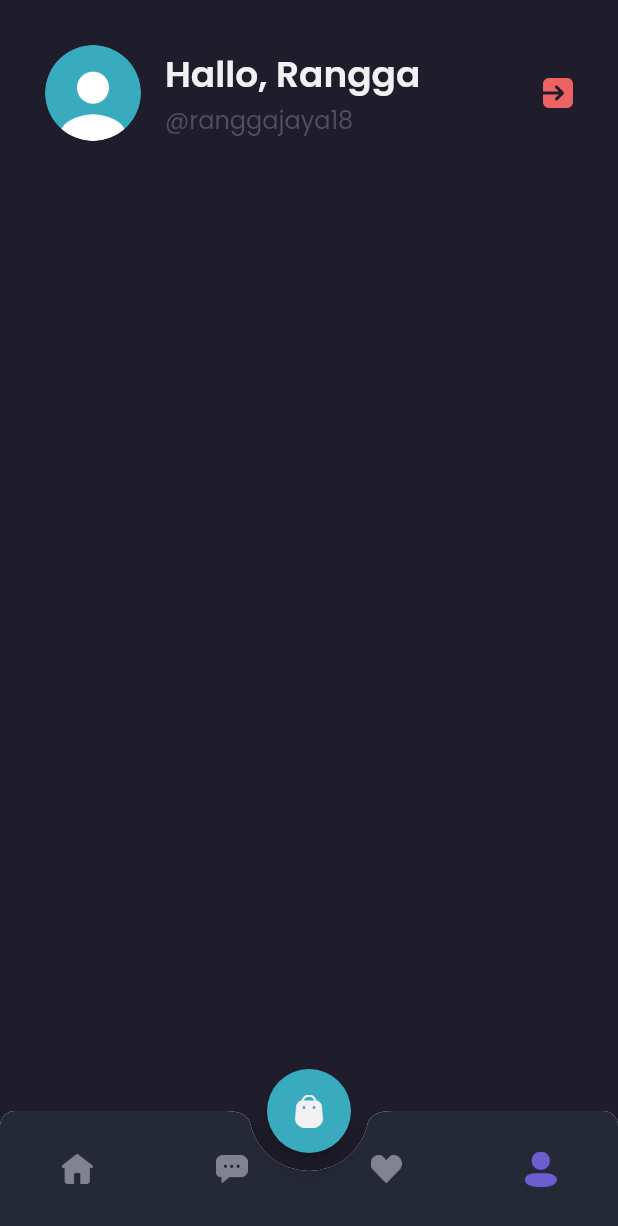
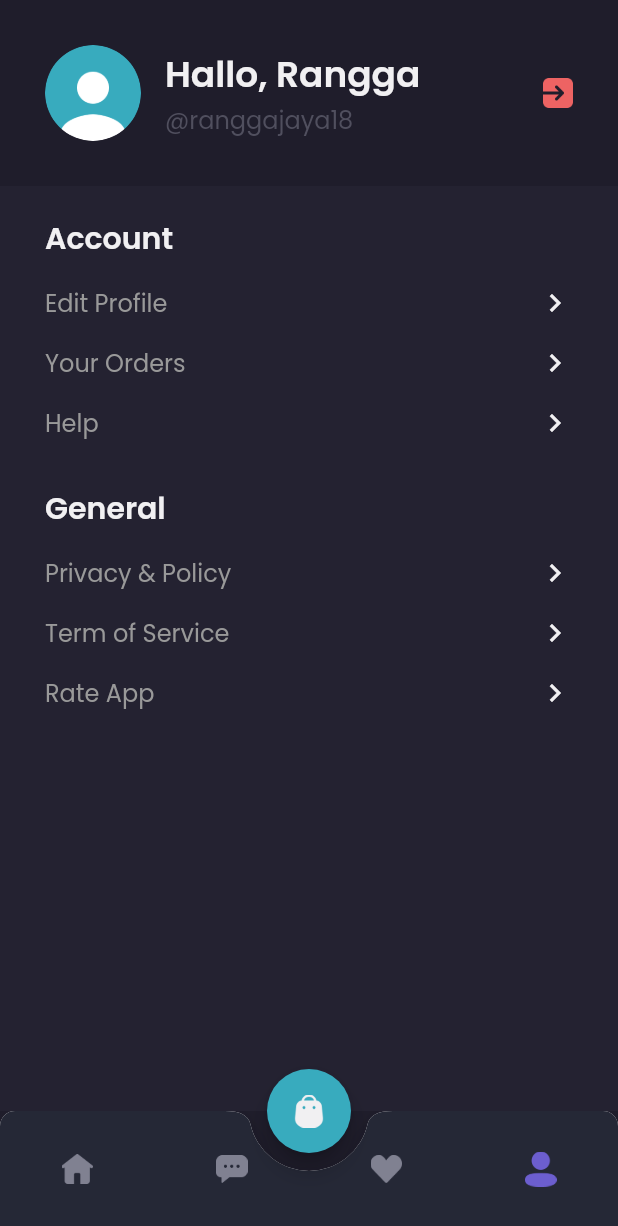
Before and after one commit to ranggajaya/king-frontend, a Flutter app: the MainScreen screen opened by its route, item 4 of the bottom bar chosen, on a phone screen of 412 x 824 dp. Shown: the top 1226 px of the screen. Run offline on Flutter 3.47's test engine with Material 2 defaults, Android fonts, the phone set to English and light mode, and no system bars; our stand-ins replace google_fonts.

Commit message:
Profile commit

```diff
--- a/lib/main.dart
+++ b/lib/main.dart
@@ -1,5 +1,6 @@
 import 'package:flutter/material.dart';
 import 'package:king_frontend/screens/detail_chat_screen.dart';
+import 'package:king_frontend/screens/edit_profile_screen.dart';
 import 'package:king_frontend/screens/home/main_screen.dart';
 import 'package:king_frontend/screens/sign_in_screen.dart';
 import 'package:king_frontend/screens/sign_up_screen.dart';
@@ -18,6 +19,7 @@ class MyApp extends StatelessWidget {
         '/sign-up': (context) => SignupScreen(),
         '/home': (context) => MainScreen(),
         '/chat': (context) => DetailChatScreen(),
+        'edit-profile': (context) => EditProfileScreen(),
       },
     );
   }
--- a/lib/screens/home/profile_screen.dart
+++ b/lib/screens/home/profile_screen.dart
@@ -2,6 +2,8 @@ import 'package:flutter/material.dart';
 import 'package:king_frontend/themes/theme.dart';
 
 class ProfileScreen extends StatelessWidget {
+  @override
+  Widget build(BuildContext context) {
     Widget header() {
       return AppBar(
         backgroundColor: backgroundColor1,
@@ -37,9 +39,15 @@ class ProfileScreen extends StatelessWidget {
                     ],
                   ),
                 ),
-              Image.asset(
+                GestureDetector(
+                  onTap: () {
+                    Navigator.pushNamedAndRemoveUntil(
+                        context, '/sign-in', (route) => false);
+                  },
+                  child: Image.asset(
                     'assets/button_exit.png',
                     width: 20,
+                  ),
                 ),
               ],
             ),
@@ -48,11 +56,77 @@ class ProfileScreen extends StatelessWidget {
       );
     }
 
-  @override
-  Widget build(BuildContext context) {
+    Widget menuItemProfile(String text) {
+      return Container(
+        margin: EdgeInsets.only(top: 16),
+        child: Row(
+          mainAxisAlignment: MainAxisAlignment.spaceBetween,
+          children: [
+            Text(
+              text,
+              style: secondaryTextStyle.copyWith(fontSize: 16),
+            ),
+            Icon(
+              Icons.chevron_right,
+              color: primaryTextColor,
+            ),
+          ],
+        ),
+      );
+    }
+
+    Widget content() {
+      return Expanded(
+        child: Container(
+          width: double.infinity,
+          padding: EdgeInsets.symmetric(horizontal: defaultMargin),
+          decoration: BoxDecoration(
+            color: backgroundColor3,
+          ),
+          child: Column(
+            crossAxisAlignment: CrossAxisAlignment.start,
+            children: [
+              SizedBox(
+                height: 20,
+              ),
+              Text(
+                'Account',
+                style: primaryTextStyle.copyWith(
+                  fontSize: 20,
+                  fontWeight: semiBold,
+                ),
+              ),
+              GestureDetector(
+                onTap: () {
+                  Navigator.pushNamed(context, 'edit-profile');
+                },
+                child: menuItemProfile('Edit Profile'),
+              ),
+              menuItemProfile('Your Orders'),
+              menuItemProfile('Help'),
+              SizedBox(
+                height: 30,
+              ),
+              Text(
+                'General',
+                style: primaryTextStyle.copyWith(
+                  fontSize: 20,
+                  fontWeight: semiBold,
+                ),
+              ),
+              menuItemProfile('Privacy & Policy'),
+              menuItemProfile('Term of Service'),
+              menuItemProfile('Rate App'),
+            ],
+          ),
+        ),
+      );
+    }
+
     return Column(
       children: [
         header(),
+        content(),
       ],
     );
   }
```
Also changed, not shown: lib/screens/edit_profile_screen.dart (added, +95 -0 lines). Lines whose indentation alone changed are shown as unchanged.
